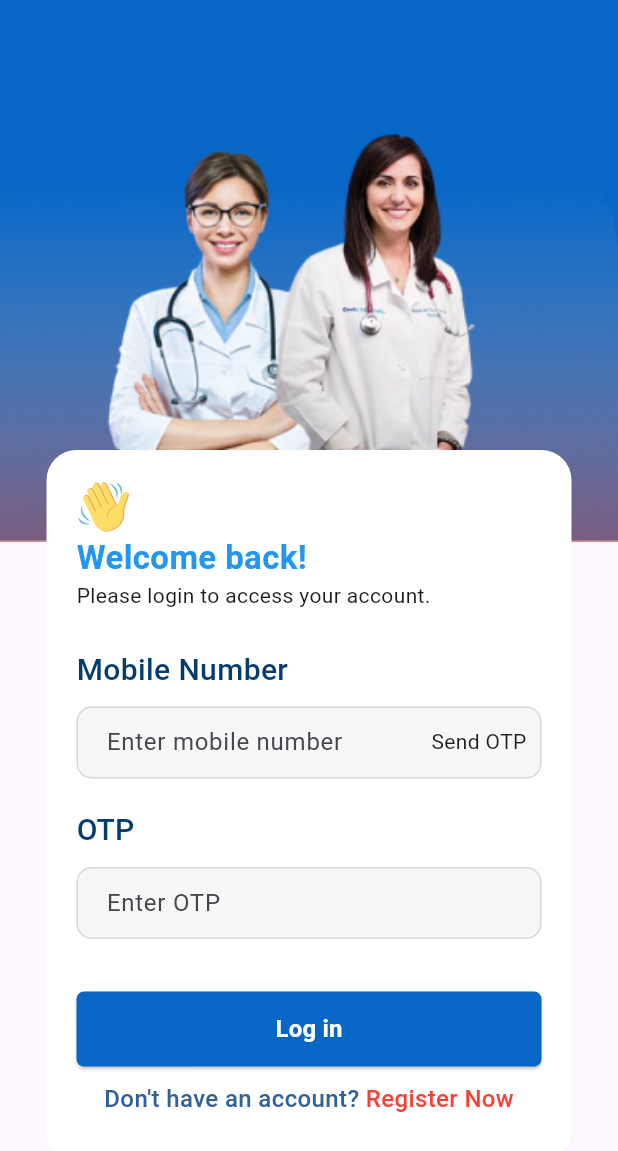
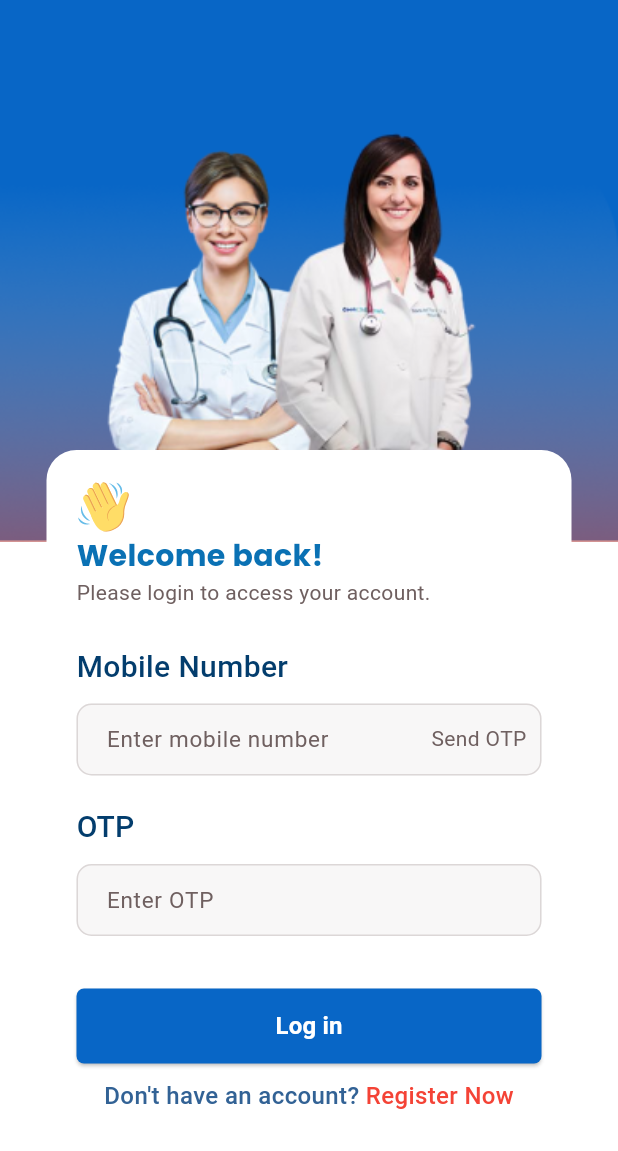
Before and after one commit to sovtechnologie/locume_flutter_mobile, a Flutter app: the screen it shows after launch, after a tap on "Get Started", after a tap on "Login", on a phone screen of 412 x 824 dp. Shown: the top 1151 px of the screen. Run offline on Flutter 3.47's test engine with Material 3 defaults, Android fonts, the phone set to English and light mode, and no system bars; our stand-ins replace carousel_slider, flutter_svg, get, google_fonts, hexcolor.

Commit message:
theme setup

```diff
--- /dev/null
+++ b/lib/Theme/textTheme.dart
@@ -0,0 +1,57 @@
+import 'package:flutter/material.dart';
+import 'package:google_fonts/google_fonts.dart';
+import 'package:locume/Theme/theme.dart';
+
+class MyTextTheme {
+  // Poppins Text Styles
+  static TextStyle _poppinsBaseStyle({
+    Color color = primaryColor,
+    double fontSize = 14.0,
+    FontWeight fontWeight = FontWeight.normal,
+  }) {
+    return GoogleFonts.poppins(
+      color: color,
+      fontSize: fontSize,
+      fontWeight: fontWeight,
+    );
+  }
+
+  static TextStyle poppinsHeadline(
+      {double fontSize = 32.0, FontWeight fontWeight = FontWeight.bold}) {
+    return _poppinsBaseStyle(fontSize: fontSize, fontWeight: fontWeight);
+  }
+
+  static TextStyle poppinsBody({double fontSize = 14.0}) {
+    return _poppinsBaseStyle(fontSize: fontSize);
+  }
+
+  static TextStyle poppinsSubtitle({double fontSize = 16.0}) {
+    return _poppinsBaseStyle(fontSize: fontSize);
+  }
+
+  // Montserrat Text Styles
+  static TextStyle _montserratBaseStyle({
+    Color color = primaryColor,
+    double fontSize = 14.0,
+    FontWeight fontWeight = FontWeight.normal,
+  }) {
+    return GoogleFonts.montserrat(
+      color: color,
+      fontSize: fontSize,
+      fontWeight: fontWeight,
+    );
+  }
+
+  static TextStyle montserratHeadline(
+      {double fontSize = 32.0, FontWeight fontWeight = FontWeight.bold}) {
+    return _montserratBaseStyle(fontSize: fontSize, fontWeight: fontWeight);
+  }
+
+  static TextStyle montserratBody({double fontSize = 14.0}) {
+    return _montserratBaseStyle(fontSize: fontSize);
+  }
+
+  static TextStyle montserratSubtitle({double fontSize = 16.0}) {
+    return _montserratBaseStyle(fontSize: fontSize);
+  }
+}
--- /dev/null
+++ b/lib/Theme/theme.dart
@@ -0,0 +1,90 @@
+import 'package:flutter/material.dart';
+import 'package:google_fonts/google_fonts.dart';
+
+const Color primaryColor = Color(0xff0A71B4);
+const Color secondaryColor = Color(0xffC2DDF2);
+const Color scaffoldBackgroundColor = Color(0xffFFFFFF);
+const Color accentColor = Color(0xffFFFFFF);
+const Color errorColor = Color(0xffEB4456);
+const Color cardColor = Color(0xfff7fbfc);
+const Color introBackgroundColor = Color(0xff000000);
+const Color descriptionColor = Color(0xffF5F5F5);
+const Color titleColor = Color(0xff585858);
+const Color subtitleColor = Color(0xff6f6060);
+const Color whiteTextColor = Color(0xffffffff);
+const Color hintTextColor = Color(0xff6f6060);
+const Color textColor = Color(0xff6f6060);
+
+const MaterialColor kprimary = MaterialColor(
+  0xff0E4672,
+  <int, Color>{
+    50: Color(0xff0A71B4),
+    100: Color(0xff0A71B4),
+    200: Color(0xff0A71B4),
+    300: Color(0xff0A71B4),
+    400: Color(0xff0A71B4),
+    500: Color(0xff0A71B4),
+    600: Color(0xff0A71B4),
+    700: Color(0xff0A71B4),
+    800: Color(0xff0A71B4),
+    900: Color(0xff0A71B4),
+  },
+);
+
+List<BoxShadow> shadow({Color? color}) => [
+      BoxShadow(
+        color: color?.withOpacity(0.5) ?? primaryColor.withOpacity(0.5),
+        spreadRadius: 1,
+        blurRadius: 3,
+        offset: const Offset(0, 1),
+      ),
+    ];
+ThemeData themeData(BuildContext context) {
+  final baseTextTheme = GoogleFonts.poppinsTextTheme();
+
+  return ThemeData(
+    primaryColor: primaryColor,
+    visualDensity: VisualDensity.adaptivePlatformDensity,
+    scaffoldBackgroundColor: scaffoldBackgroundColor,
+    brightness: Brightness.light,
+    pageTransitionsTheme: const PageTransitionsTheme(
+      builders: {
+        TargetPlatform.android: ZoomPageTransitionsBuilder(),
+        TargetPlatform.iOS: CupertinoPageTransitionsBuilder(),
+      },
+    ),
+    textSelectionTheme: const TextSelectionThemeData(
+      cursorColor: whiteTextColor,
+    ),
+    tabBarTheme: TabBarTheme(
+      labelColor: whiteTextColor.withOpacity(0.6),
+      unselectedLabelColor: whiteTextColor.withOpacity(0.4),
+    ),
+    textTheme: baseTextTheme.copyWith(
+      bodyLarge: const TextStyle(color: textColor, inherit: true),
+      bodyMedium: const TextStyle(color: textColor, inherit: true),
+      displayLarge: const TextStyle(color: textColor, inherit: true),
+      displayMedium: const TextStyle(color: textColor, inherit: true),
+      titleMedium: const TextStyle(color: textColor, inherit: true),
+      bodySmall: const TextStyle(color: textColor, inherit: true),
+      labelLarge: const TextStyle(color: textColor, inherit: true),
+    ),
+    focusColor: primaryColor,
+    indicatorColor: primaryColor,
+    colorScheme: ColorScheme.fromSwatch(primarySwatch: kprimary).copyWith(
+      error: errorColor,
+      secondary: primaryColor,
+      primary: primaryColor,
+      brightness: Brightness.light,
+    ),
+    inputDecorationTheme: const InputDecorationTheme(
+      hintStyle: TextStyle(color: hintTextColor, fontSize: 15),
+      enabledBorder: UnderlineInputBorder(
+        borderSide: BorderSide(color: textColor),
+      ),
+      focusedBorder: UnderlineInputBorder(
+        borderSide: BorderSide(color: primaryColor),
+      ),
+    ),
+  );
+}
--- a/lib/app/screen/login/signup/view/login_view.dart
+++ b/lib/app/screen/login/signup/view/login_view.dart
@@ -1,6 +1,7 @@
 import 'package:flutter_svg/svg.dart';
 import 'package:get/get.dart';
 import 'package:get/get_connect/http/src/utils/utils.dart';
+import 'package:locume/Theme/textTheme.dart';
 import 'package:locume/app/screen/login/signup/controller/login_controller.dart';
 import 'package:flutter/material.dart';
 import 'package:locume/widget/custom_button.dart';
@@ -42,12 +43,10 @@ class LoginView extends GetView<LoginController> {
                         crossAxisAlignment: CrossAxisAlignment.start,
                         children: [
                           SvgPicture.asset("assets/waving-hand.svg"),
-                          const Text(
+                          Text(
                             "Welcome back!",
-                            style: TextStyle(
-                                color: Colors.blue,
-                                fontSize: 22,
-                                fontWeight: FontWeight.w700),
+                            style: MyTextTheme.poppinsHeadline(
+                                fontWeight: FontWeight.bold, fontSize: 20),
                           ),
                           const Text("Please login to access your account."),
                           const SizedBox(
--- a/lib/main.dart
+++ b/lib/main.dart
@@ -1,5 +1,6 @@
 import 'package:flutter/material.dart';
 import 'package:get/get.dart';
+import 'package:locume/Theme/theme.dart';
 
 import 'app/routes/app_pages.dart';
 
@@ -16,7 +17,7 @@ class MyApp extends StatelessWidget {
     return GetMaterialApp(
       debugShowCheckedModeBanner: false,
       title: 'Locume',
-      theme: ThemeData(),
+      theme: themeData(context),
       initialRoute: AppPages.INITIAL,
       getPages: AppPages.routes,
     );
```
